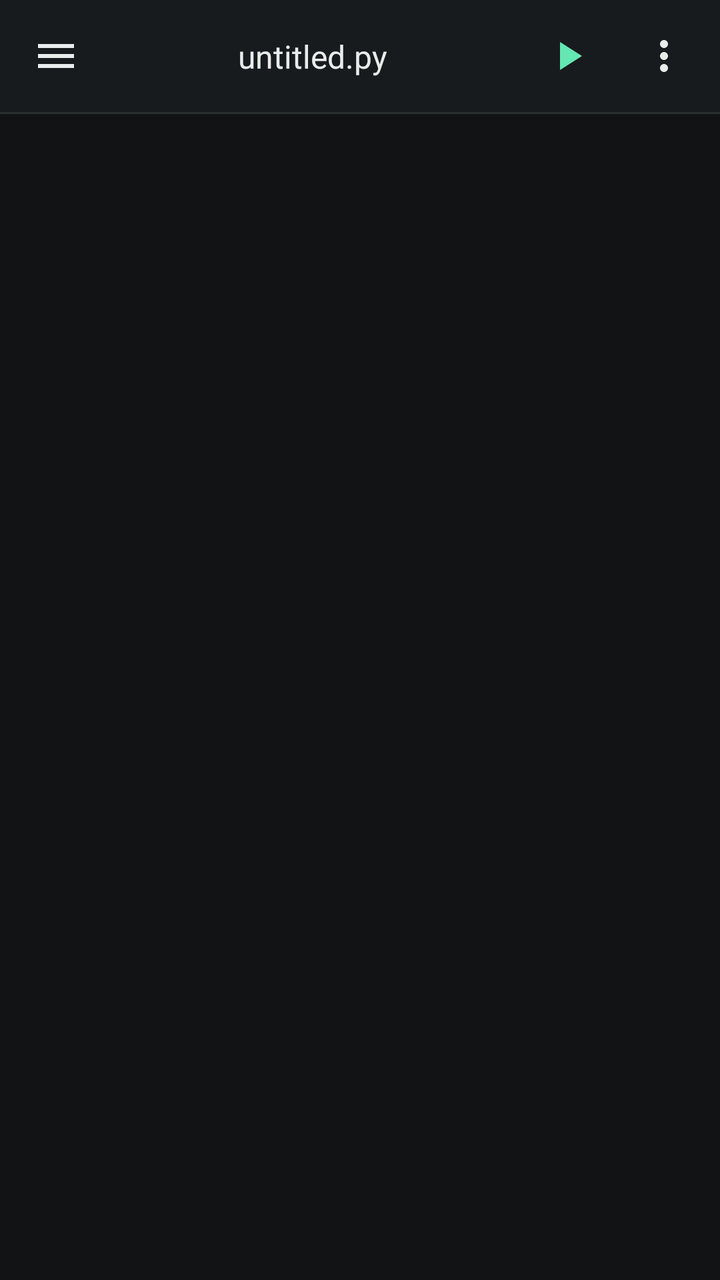
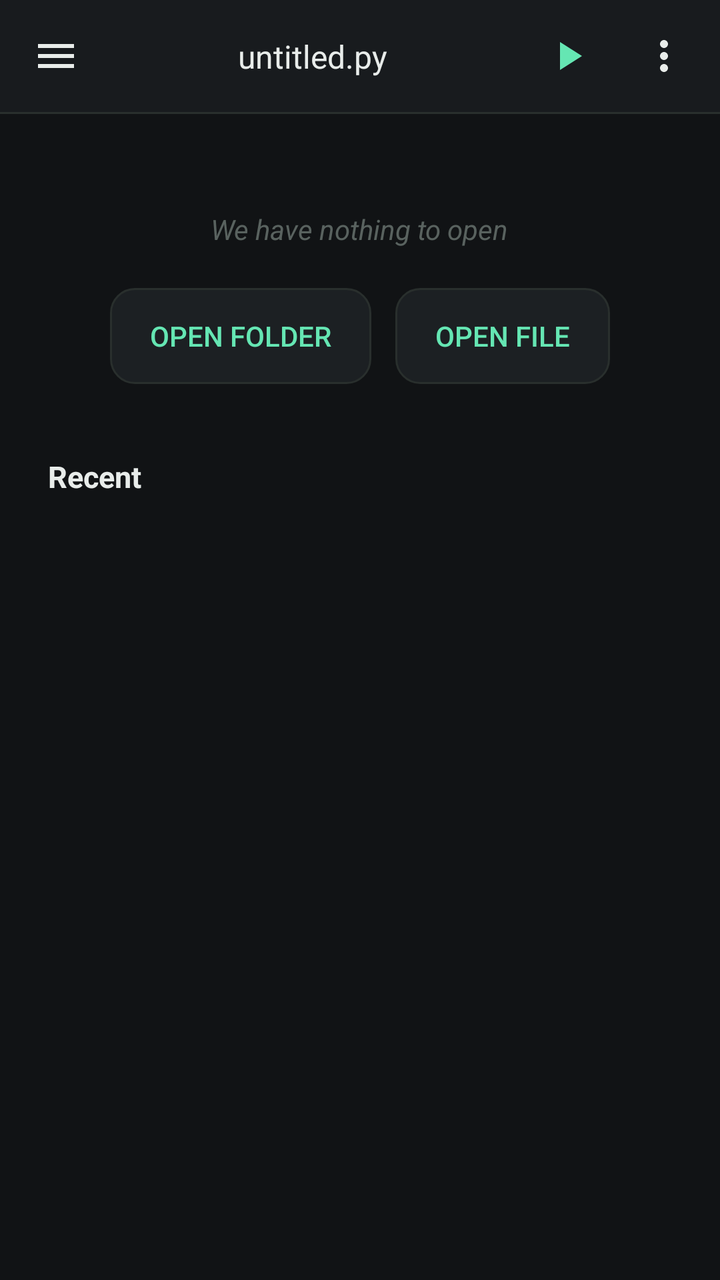

Screens rendered from an Android XML layout before and after an edit, with the pre-edit source and the edit as a unified diff.
<!-- AndroidManifest.xml: application theme Theme.PyEdit -->
<!-- res/layout/activity_main.xml -->
<?xml version="1.0" encoding="utf-8"?>
<androidx.drawerlayout.widget.DrawerLayout
    xmlns:android="http://schemas.android.com/apk/res/android"
    xmlns:app="http://schemas.android.com/apk/res-auto"
    android:id="@+id/drawer_layout"
    android:layout_width="match_parent"
    android:layout_height="match_parent">

    <androidx.constraintlayout.widget.ConstraintLayout
        android:layout_width="match_parent"
        android:layout_height="match_parent"
        android:background="@color/editor_background">

        <androidx.constraintlayout.widget.ConstraintLayout
            android:id="@+id/top_bar"
            android:layout_width="match_parent"
            android:layout_height="56dp"
            android:background="@color/topbar_background"
            app:layout_constraintTop_toTopOf="parent"
            app:layout_constraintStart_toStartOf="parent"
            app:layout_constraintEnd_toEndOf="parent">

            <ImageButton
                android:id="@+id/btn_hamburger"
                android:layout_width="48dp"
                android:layout_height="48dp"
                android:layout_marginStart="4dp"
                android:background="?attr/selectableItemBackgroundBorderless"
                android:contentDescription="@string/content_desc_hamburger"
                android:src="@drawable/ic_hamburger"
                app:tint="@color/text_normal"
                app:layout_constraintStart_toStartOf="parent"
                app:layout_constraintTop_toTopOf="parent"
                app:layout_constraintBottom_toBottomOf="parent" />

            <LinearLayout
                android:id="@+id/right_actions"
                android:layout_width="wrap_content"
                android:layout_height="wrap_content"
                android:orientation="horizontal"
                android:gravity="center_vertical"
                app:layout_constraintEnd_toEndOf="parent"
                app:layout_constraintTop_toTopOf="parent"
                app:layout_constraintBottom_toBottomOf="parent">

                <ImageButton
                    android:id="@+id/btn_run"
                    android:layout_width="48dp"
                    android:layout_height="48dp"
                    android:background="?attr/selectableItemBackgroundBorderless"
                    android:contentDescription="@string/content_desc_run"
                    android:src="@drawable/ic_run"
                    app:tint="@color/mint_primary" />

                <ImageButton
                    android:id="@+id/btn_menu"
                    android:layout_width="48dp"
                    android:layout_height="48dp"
                    android:layout_marginEnd="4dp"
                    android:background="?attr/selectableItemBackgroundBorderless"
                    android:contentDescription="@string/content_desc_more"
                    android:src="@drawable/ic_more_vert"
                    app:tint="@color/text_normal" />

            </LinearLayout>

            <TextView
                android:id="@+id/tv_filename"
                android:layout_width="0dp"
                android:layout_height="wrap_content"
                android:gravity="center"
                android:singleLine="true"
                android:ellipsize="middle"
                android:textColor="@color/text_normal"
                android:textSize="16sp"
                android:text="@string/untitled_file"
                app:layout_constraintStart_toEndOf="@id/btn_hamburger"
                app:layout_constraintEnd_toStartOf="@id/right_actions"
                app:layout_constraintTop_toTopOf="parent"
                app:layout_constraintBottom_toBottomOf="parent" />

        </androidx.constraintlayout.widget.ConstraintLayout>

        <View
            android:id="@+id/top_bar_divider"
            android:layout_width="match_parent"
            android:layout_height="1dp"
            android:background="@color/border_divider"
            app:layout_constraintTop_toBottomOf="@id/top_bar" />

        <FrameLayout
            android:id="@+id/editor_container"
            android:layout_width="match_parent"
            android:layout_height="0dp"
            app:layout_constraintTop_toBottomOf="@id/top_bar_divider"
            app:layout_constraintBottom_toTopOf="@id/python_toolbar"
            app:layout_constraintStart_toStartOf="parent"
            app:layout_constraintEnd_toEndOf="parent" />

        <include
            android:id="@+id/python_toolbar"
            layout="@layout/python_toolbar"
            android:layout_width="0dp"
            android:layout_height="wrap_content"
            android:visibility="gone"
            app:layout_constraintStart_toStartOf="parent"
            app:layout_constraintEnd_toEndOf="parent"
            app:layout_constraintBottom_toBottomOf="parent" />

    </androidx.constraintlayout.widget.ConstraintLayout>

    <include
        android:id="@+id/drawer_content"
        layout="@layout/drawer_content"
        android:layout_width="304dp"
        android:layout_height="match_parent"
        android:layout_gravity="start" />

</androidx.drawerlayout.widget.DrawerLayout>
<!-- res/layout/python_toolbar.xml (included above) -->
<?xml version="1.0" encoding="utf-8"?>
<HorizontalScrollView
    android:id="@+id/python_toolbar_scroll"
    xmlns:android="http://schemas.android.com/apk/res/android"
    android:layout_width="match_parent"
    android:layout_height="44dp"
    android:background="@color/topbar_background"
    android:scrollbars="none">

    <LinearLayout
        android:layout_width="wrap_content"
        android:layout_height="match_parent"
        android:orientation="horizontal"
        android:gravity="center_vertical"
        android:paddingStart="4dp"
        android:paddingEnd="4dp">

        <ImageButton android:id="@+id/tb_undo" style="@style/ToolbarKey" android:src="@drawable/ic_undo" />
        <ImageButton android:id="@+id/tb_redo" style="@style/ToolbarKey" android:src="@drawable/ic_redo" />
        <ImageButton android:id="@+id/tb_indent" style="@style/ToolbarKey" android:src="@drawable/ic_indent" />
        <ImageButton android:id="@+id/tb_outdent" style="@style/ToolbarKey" android:src="@drawable/ic_outdent" />

        <View style="@style/ToolbarDivider" />

        <TextView android:id="@+id/tb_paren_open" style="@style/ToolbarTextKey" android:text="(" />
        <TextView android:id="@+id/tb_paren_close" style="@style/ToolbarTextKey" android:text=")" />
        <TextView android:id="@+id/tb_bracket_open" style="@style/ToolbarTextKey" android:text="[" />
        <TextView android:id="@+id/tb_bracket_close" style="@style/ToolbarTextKey" android:text="]" />
        <TextView android:id="@+id/tb_brace_open" style="@style/ToolbarTextKey" android:text="{" />
        <TextView android:id="@+id/tb_brace_close" style="@style/ToolbarTextKey" android:text="}" />

        <View style="@style/ToolbarDivider" />

        <TextView android:id="@+id/tb_squote" style="@style/ToolbarTextKey" android:text="'" />
        <TextView android:id="@+id/tb_dquote" style="@style/ToolbarTextKey" android:text="&quot;" />
        <TextView android:id="@+id/tb_colon" style="@style/ToolbarTextKey" android:text=":" />
        <TextView android:id="@+id/tb_underscore" style="@style/ToolbarTextKey" android:text="_" />
        <TextView android:id="@+id/tb_hash" style="@style/ToolbarTextKey" android:text="#" />

        <View style="@style/ToolbarDivider" />

        <TextView android:id="@+id/tb_eq" style="@style/ToolbarTextKey" android:text="=" />
        <TextView android:id="@+id/tb_eqeq" style="@style/ToolbarTextKey" android:text="==" />
        <TextView android:id="@+id/tb_neq" style="@style/ToolbarTextKey" android:text="!=" />
        <TextView android:id="@+id/tb_lt" style="@style/ToolbarTextKey" android:text="&lt;" />
        <TextView android:id="@+id/tb_gt" style="@style/ToolbarTextKey" android:text="&gt;" />
        <TextView android:id="@+id/tb_le" style="@style/ToolbarTextKey" android:text="&lt;=" />
        <TextView android:id="@+id/tb_ge" style="@style/ToolbarTextKey" android:text="&gt;=" />
        <TextView android:id="@+id/tb_plus" style="@style/ToolbarTextKey" android:text="+" />
        <TextView android:id="@+id/tb_minus" style="@style/ToolbarTextKey" android:text="-" />
        <TextView android:id="@+id/tb_mul" style="@style/ToolbarTextKey" android:text="*" />
        <TextView android:id="@+id/tb_div" style="@style/ToolbarTextKey" android:text="/" />
        <TextView android:id="@+id/tb_floordiv" style="@style/ToolbarTextKey" android:text="//" />
        <TextView android:id="@+id/tb_mod" style="@style/ToolbarTextKey" android:text="%" />
        <TextView android:id="@+id/tb_pow" style="@style/ToolbarTextKey" android:text="**" />

        <View style="@style/ToolbarDivider" />

        <TextView android:id="@+id/tb_arrow" style="@style/ToolbarTextKey" android:text="-&gt;" />
        <TextView android:id="@+id/tb_at" style="@style/ToolbarTextKey" android:text="@" />
        <TextView android:id="@+id/tb_ellipsis" style="@style/ToolbarTextKey" android:text="..." />

    </LinearLayout>

</HorizontalScrollView>
<!-- res/layout/drawer_content.xml (included above) -->
<?xml version="1.0" encoding="utf-8"?>
<LinearLayout xmlns:android="http://schemas.android.com/apk/res/android"
    android:layout_width="match_parent"
    android:layout_height="match_parent"
    android:orientation="vertical"
    android:background="@color/popup_background">

    
    <LinearLayout
        android:layout_width="match_parent"
        android:layout_height="wrap_content"
        android:orientation="horizontal"
        android:paddingStart="16dp"
        android:paddingEnd="16dp"
        android:paddingTop="20dp"
        android:paddingBottom="12dp"
        android:gravity="center_vertical">

        <TextView
            android:id="@+id/tv_recent_header"
            android:layout_width="0dp"
            android:layout_height="wrap_content"
            android:layout_weight="1"
            android:text="@string/drawer_recent"
            android:textStyle="bold"
            android:textColor="@color/text_normal"
            android:textSize="15sp" />

        <TextView
            android:id="@+id/tv_clear_recent"
            android:layout_width="wrap_content"
            android:layout_height="wrap_content"
            android:text="@string/drawer_clear"
            android:textStyle="bold"
            android:textColor="@color/error_color"
            android:textSize="14sp"
            android:padding="4dp"
            android:background="?attr/selectableItemBackground" />

    </LinearLayout>

    <androidx.recyclerview.widget.RecyclerView
        android:id="@+id/rv_recent_files"
        android:layout_width="match_parent"
        android:layout_height="wrap_content"
        android:maxHeight="200dp"
        android:paddingStart="8dp"
        android:paddingEnd="8dp" />

    <View
        android:layout_width="match_parent"
        android:layout_height="1dp"
        android:layout_marginTop="8dp"
        android:background="@color/border_divider" />

    
    <TextView
        android:id="@+id/tv_root_folder_header"
        android:layout_width="match_parent"
        android:layout_height="wrap_content"
        android:text="@string/drawer_root_folder"
        android:textStyle="bold"
        android:textColor="@color/text_normal"
        android:textSize="15sp"
        android:paddingStart="16dp"
        android:paddingEnd="16dp"
        android:paddingTop="16dp"
        android:paddingBottom="8dp" />

    <androidx.recyclerview.widget.RecyclerView
        android:id="@+id/rv_file_tree"
        android:layout_width="match_parent"
        android:layout_height="0dp"
        android:layout_weight="1"
        android:paddingStart="8dp"
        android:paddingEnd="8dp" />

</LinearLayout>
<!-- resources referenced by this layout -->
<resources>
  <color name="border_divider">#292F2D</color>
  <color name="editor_background">#111315</color>
  <color name="error_color">#FF5C5C</color>
  <color name="mint_primary">#65E6B3</color>
  <color name="popup_background">#1C2023</color>
  <color name="text_normal">#E8ECEA</color>
  <color name="topbar_background">#181B1E</color>
  <!-- drawable ic_hamburger (drawable) -->
  <vector xmlns:android="http://schemas.android.com/apk/res/android"
      android:width="24dp"
      android:height="24dp"
      android:viewportWidth="24"
      android:viewportHeight="24">
      <path
          android:fillColor="#FFFFFFFF"
          android:pathData="M3,6h18v2H3V6zm0,5h18v2H3v-2zm0,5h18v2H3v-2z"/>
  </vector>
  <!-- drawable ic_indent (drawable) -->
  <vector xmlns:android="http://schemas.android.com/apk/res/android"
      android:width="20dp" android:height="20dp"
      android:viewportWidth="24" android:viewportHeight="24">
      <path
          android:fillColor="#FFFFFFFF"
          android:pathData="M3,5h18v2H3V5zm0,12h18v2H3v-2zm8,-8h10v2H11V9zm0,4h10v2H11v-2zM3,9.5L7.5,13 3,16.5V9.5z"/>
  </vector>
  <!-- drawable ic_outdent (drawable) -->
  <vector xmlns:android="http://schemas.android.com/apk/res/android"
      android:width="20dp" android:height="20dp"
      android:viewportWidth="24" android:viewportHeight="24">
      <path
          android:fillColor="#FFFFFFFF"
          android:pathData="M3,5h18v2H3V5zm0,12h18v2H3v-2zm8,-8h10v2H11V9zm0,4h10v2H11v-2zM7.5,9.5L7.5,16.5 3,13z"/>
  </vector>
  <!-- drawable ic_run (drawable) -->
  <vector xmlns:android="http://schemas.android.com/apk/res/android"
      android:width="24dp"
      android:height="24dp"
      android:viewportWidth="24"
      android:viewportHeight="24">
      <path
          android:fillColor="#FFFFFFFF"
          android:pathData="M8,5v14l11,-7z"/>
  </vector>
  <string name="content_desc_hamburger">Open navigation drawer</string>
  <string name="content_desc_more">More options</string>
  <string name="content_desc_run">Run</string>
  <string name="drawer_clear">Clear</string>
  <string name="drawer_recent">Recent</string>
  <string name="drawer_root_folder">Root Folder</string>
  <string name="untitled_file">untitled.py</string>
  <style name="ToolbarDivider">
          <item name="android:layout_width">1dp</item>
          <item name="android:layout_height">24dp</item>
          <item name="android:layout_marginStart">4dp</item>
          <item name="android:layout_marginEnd">4dp</item>
          <item name="android:background">@color/border_divider</item>
      </style>
  <style name="ToolbarKey">
          <item name="android:layout_width">40dp</item>
          <item name="android:layout_height">40dp</item>
          <item name="android:background">?attr/selectableItemBackgroundBorderless</item>
          <item name="android:padding">8dp</item>
          <item name="android:tint">@color/text_normal</item>
      </style>
  <!-- unchanged entries left out for length: 5 -->
</resources>

<!-- the commit's change to res/layout/activity_main.xml (unified diff, before → after) -->
@@ -88,9 +88,22 @@
             android:background="@color/border_divider"
             app:layout_constraintTop_toBottomOf="@id/top_bar" />
 
+        
         <FrameLayout
             android:id="@+id/editor_container"
             android:layout_width="match_parent"
+            android:layout_height="0dp"
+            android:visibility="gone"
+            app:layout_constraintTop_toBottomOf="@id/top_bar_divider"
+            app:layout_constraintBottom_toTopOf="@id/python_toolbar"
+            app:layout_constraintStart_toStartOf="parent"
+            app:layout_constraintEnd_toEndOf="parent" />
+
+        
+        <include
+            android:id="@+id/main_workspace_view"
+            layout="@layout/view_main_workspace"
+            android:layout_width="0dp"
             android:layout_height="0dp"
             app:layout_constraintTop_toBottomOf="@id/top_bar_divider"
             app:layout_constraintBottom_toTopOf="@id/python_toolbar"
@@ -117,6 +130,112 @@
         android:layout_gravity="start" />
 
 </androidx.drawerlayout.widget.DrawerLayout>
+<!-- res/layout/view_main_workspace.xml (included above) -->
+<?xml version="1.0" encoding="utf-8"?>
+<FrameLayout xmlns:android="http://schemas.android.com/apk/res/android"
+    android:layout_width="match_parent"
+    android:layout_height="match_parent"
+    android:background="@color/editor_background">
+
+    
+    <LinearLayout
+        android:id="@+id/group_empty_state"
+        android:layout_width="match_parent"
+        android:layout_height="match_parent"
+        android:orientation="vertical"
+        android:gravity="center_horizontal"
+        android:paddingTop="48dp"
+        android:paddingStart="24dp"
+        android:paddingEnd="24dp">
+
+        <TextView
+            android:layout_width="wrap_content"
+            android:layout_height="wrap_content"
+            android:text="@string/nothing_to_open"
+            android:textColor="@color/text_comment"
+            android:textStyle="italic"
+            android:alpha="0.7"
+            android:textSize="14sp"
+            android:layout_marginBottom="20dp" />
+
+        <LinearLayout
+            android:layout_width="wrap_content"
+            android:layout_height="wrap_content"
+            android:orientation="horizontal">
+
+            <Button
+                android:id="@+id/btn_open_folder"
+                style="?android:attr/borderlessButtonStyle"
+                android:layout_width="wrap_content"
+                android:layout_height="wrap_content"
+                android:text="@string/open_folder"
+                android:textColor="@color/mint_primary"
+                android:layout_marginEnd="12dp"
+                android:background="@drawable/popup_bg"
+                android:paddingStart="20dp"
+                android:paddingEnd="20dp" />
+
+            <Button
+                android:id="@+id/btn_open_file"
+                style="?android:attr/borderlessButtonStyle"
+                android:layout_width="wrap_content"
+                android:layout_height="wrap_content"
+                android:text="@string/open_file"
+                android:textColor="@color/mint_primary"
+                android:background="@drawable/popup_bg"
+                android:paddingStart="20dp"
+                android:paddingEnd="20dp" />
+
+        </LinearLayout>
+
+        <TextView
+            android:layout_width="match_parent"
+            android:layout_height="wrap_content"
+            android:text="@string/drawer_recent"
+            android:textStyle="bold"
+            android:textColor="@color/text_normal"
+            android:textSize="15sp"
+            android:layout_marginTop="36dp"
+            android:layout_marginBottom="8dp" />
+
+        <androidx.recyclerview.widget.RecyclerView
+            android:id="@+id/rv_recent_files_main"
+            android:layout_width="match_parent"
+            android:layout_height="0dp"
+            android:layout_weight="1" />
+
+    </LinearLayout>
+
+    
+    <LinearLayout
+        android:id="@+id/group_folder_browse"
+        android:layout_width="match_parent"
+        android:layout_height="match_parent"
+        android:orientation="vertical"
+        android:visibility="gone">
+
+        <TextView
+            android:id="@+id/tv_no_python_files_main"
+            android:layout_width="match_parent"
+            android:layout_height="wrap_content"
+            android:text="@string/no_python_files"
+            android:textColor="@color/text_comment"
+            android:textStyle="italic"
+            android:alpha="0.7"
+            android:textSize="14sp"
+            android:gravity="center"
+            android:paddingTop="48dp"
+            android:visibility="gone" />
+
+        <androidx.recyclerview.widget.RecyclerView
+            android:id="@+id/rv_folder_browse_main"
+            android:layout_width="match_parent"
+            android:layout_height="match_parent"
+            android:paddingTop="8dp" />
+
+    </LinearLayout>
+
+</FrameLayout>
 <!-- res/layout/python_toolbar.xml (included above) -->
 <?xml version="1.0" encoding="utf-8"?>
 <HorizontalScrollView
@@ -186,6 +305,7 @@
 <!-- res/layout/drawer_content.xml (included above) -->
 <?xml version="1.0" encoding="utf-8"?>
 <LinearLayout xmlns:android="http://schemas.android.com/apk/res/android"
+    xmlns:app="http://schemas.android.com/apk/res-auto"
     android:layout_width="match_parent"
     android:layout_height="match_parent"
     android:orientation="vertical"
@@ -194,71 +314,120 @@
     
     <LinearLayout
         android:layout_width="match_parent"
-        android:layout_height="wrap_content"
+        android:layout_height="44dp"
         android:orientation="horizontal"
-        android:paddingStart="16dp"
-        android:paddingEnd="16dp"
-        android:paddingTop="20dp"
-        android:paddingBottom="12dp"
-        android:gravity="center_vertical">
-
-        <TextView
-            android:id="@+id/tv_recent_header"
+        android:background="@color/topbar_background"
+        android:gravity="center_vertical"
+        android:paddingStart="12dp"
+        android:paddingEnd="4dp">
+
+        <View
             android:layout_width="0dp"
-            android:layout_height="wrap_content"
-            android:layout_weight="1"
-            android:text="@string/drawer_recent"
-            android:textStyle="bold"
-            android:textColor="@color/text_normal"
-            android:textSize="15sp" />
-
-        <TextView
-            android:id="@+id/tv_clear_recent"
-            android:layout_width="wrap_content"
-            android:layout_height="wrap_content"
-            android:text="@string/drawer_clear"
-            android:textStyle="bold"
-            android:textColor="@color/error_color"
-            android:textSize="14sp"
-            android:padding="4dp"
-            android:background="?attr/selectableItemBackground" />
+            android:layout_height="1dp"
+            android:layout_weight="1" />
+
+        <ImageButton
+            android:id="@+id/btn_drawer_add"
+            android:layout_width="40dp"
+            android:layout_height="40dp"
+            android:src="@drawable/ic_add"
+            android:background="?attr/selectableItemBackgroundBorderless"
+            android:enabled="false"
+            android:alpha="0.35"
+            app:tint="@color/text_normal"
+            android:contentDescription="Add" />
 
     </LinearLayout>
 
-    <androidx.recyclerview.widget.RecyclerView
-        android:id="@+id/rv_recent_files"
-        android:layout_width="match_parent"
-        android:layout_height="wrap_content"
-        android:maxHeight="200dp"
-        android:paddingStart="8dp"
-        android:paddingEnd="8dp" />
-
-    <View
-        android:layout_width="match_parent"
-        android:layout_height="1dp"
-        android:layout_marginTop="8dp"
-        android:background="@color/border_divider" />
-
     
-    <TextView
-        android:id="@+id/tv_root_folder_header"
-        android:layout_width="match_parent"
-        android:layout_height="wrap_content"
-        android:text="@string/drawer_root_folder"
-        android:textStyle="bold"
-        android:textColor="@color/text_normal"
-        android:textSize="15sp"
-        android:paddingStart="16dp"
-        android:paddingEnd="16dp"
-        android:paddingTop="16dp"
-        android:paddingBottom="8dp" />
-
-    <androidx.recyclerview.widget.RecyclerView
-        android:id="@+id/rv_file_tree"
+    <LinearLayout
         android:layout_width="match_parent"
         android:layout_height="0dp"
         android:layout_weight="1"
-        android:paddingStart="8dp"
-        android:paddingEnd="8dp" />
+        android:orientation="vertical"
+        android:paddingTop="12dp">
+
+        <LinearLayout
+            android:layout_width="match_parent"
+            android:layout_height="wrap_content"
+            android:orientation="horizontal"
+            android:paddingStart="16dp"
+            android:paddingEnd="16dp"
+            android:paddingBottom="12dp"
+            android:gravity="center_vertical">
+
+            <TextView
+                android:id="@+id/tv_recent_header"
+                android:layout_width="0dp"
+                android:layout_height="wrap_content"
+                android:layout_weight="1"
+                android:text="@string/drawer_recent"
+                android:textStyle="bold"
+                android:textColor="@color/text_normal"
+                android:textSize="15sp" />
+
+            <TextView
+                android:id="@+id/tv_clear_recent"
+                android:layout_width="wrap_content"
+                android:layout_height="wrap_content"
+                android:text="@string/drawer_clear"
+                android:textStyle="bold"
+                android:textColor="@color/error_color"
+                android:textSize="14sp"
+                android:padding="4dp"
+                android:background="?attr/selectableItemBackground" />
+
+        </LinearLayout>
+
+        <androidx.recyclerview.widget.RecyclerView
+            android:id="@+id/rv_recent_files"
+            android:layout_width="match_parent"
+            android:layout_height="wrap_content"
+            android:maxHeight="200dp"
+            android:paddingStart="8dp"
+            android:paddingEnd="8dp" />
+
+        <View
+            android:layout_width="match_parent"
+            android:layout_height="1dp"
+            android:layout_marginTop="8dp"
+            android:background="@color/border_divider" />
+
+        
+        <TextView
+            android:id="@+id/tv_root_folder_header"
+            android:layout_width="match_parent"
+            android:layout_height="wrap_content"
+            android:text="@string/drawer_root_folder"
+            android:textStyle="bold"
+            android:textColor="@color/text_normal"
+            android:textSize="15sp"
+            android:paddingStart="16dp"
+            android:paddingEnd="16dp"
+            android:paddingTop="16dp"
+            android:paddingBottom="8dp" />
+
+        <TextView
+            android:id="@+id/tv_drawer_no_python_files"
+            android:layout_width="match_parent"
+            android:layout_height="wrap_content"
+            android:text="@string/no_python_files"
+            android:textColor="@color/text_comment"
+            android:textStyle="italic"
+            android:alpha="0.7"
+            android:textSize="13sp"
+            android:paddingStart="16dp"
+            android:paddingEnd="16dp"
+            android:visibility="gone" />
+
+        <androidx.recyclerview.widget.RecyclerView
+            android:id="@+id/rv_file_tree"
+            android:layout_width="match_parent"
+            android:layout_height="0dp"
+            android:layout_weight="1"
+            android:paddingStart="8dp"
+            android:paddingEnd="8dp" />
+
+    </LinearLayout>
 
 </LinearLayout>
<!-- resource entries referenced after the edit -->
@@ -5,8 +5,19 @@
   <color name="error_color">#FF5C5C</color>
   <color name="mint_primary">#65E6B3</color>
   <color name="popup_background">#1C2023</color>
+  <color name="text_comment">#78857F</color>
   <color name="text_normal">#E8ECEA</color>
   <color name="topbar_background">#181B1E</color>
+  <!-- drawable ic_add (drawable) -->
+  <vector xmlns:android="http://schemas.android.com/apk/res/android"
+      android:width="24dp"
+      android:height="24dp"
+      android:viewportWidth="24"
+      android:viewportHeight="24">
+      <path
+          android:fillColor="#FFFFFFFF"
+          android:pathData="M19,13h-6v6h-2v-6H5v-2h6V5h2v6h6v2z"/>
+  </vector>
   <!-- drawable ic_hamburger (drawable) -->
   <vector xmlns:android="http://schemas.android.com/apk/res/android"
       android:width="24dp"
@@ -43,12 +54,26 @@
           android:fillColor="#FFFFFFFF"
           android:pathData="M8,5v14l11,-7z"/>
   </vector>
+  <!-- drawable popup_bg (drawable) -->
+  <?xml version="1.0" encoding="utf-8"?>
+  <shape xmlns:android="http://schemas.android.com/apk/res/android"
+      android:shape="rectangle">
+      <solid android:color="@color/popup_background" />
+      <corners android:radius="12dp" />
+      <stroke
+          android:width="1dp"
+          android:color="@color/border_divider" />
+  </shape>
   <string name="content_desc_hamburger">Open navigation drawer</string>
   <string name="content_desc_more">More options</string>
   <string name="content_desc_run">Run</string>
   <string name="drawer_clear">Clear</string>
   <string name="drawer_recent">Recent</string>
   <string name="drawer_root_folder">Root Folder</string>
+  <string name="no_python_files">There is no python file inside this folder</string>
+  <string name="nothing_to_open">We have nothing to open</string>
+  <string name="open_file">Open File</string>
+  <string name="open_folder">Open Folder</string>
   <string name="untitled_file">untitled.py</string>
   <style name="ToolbarDivider">
           <item name="android:layout_width">1dp</item>
